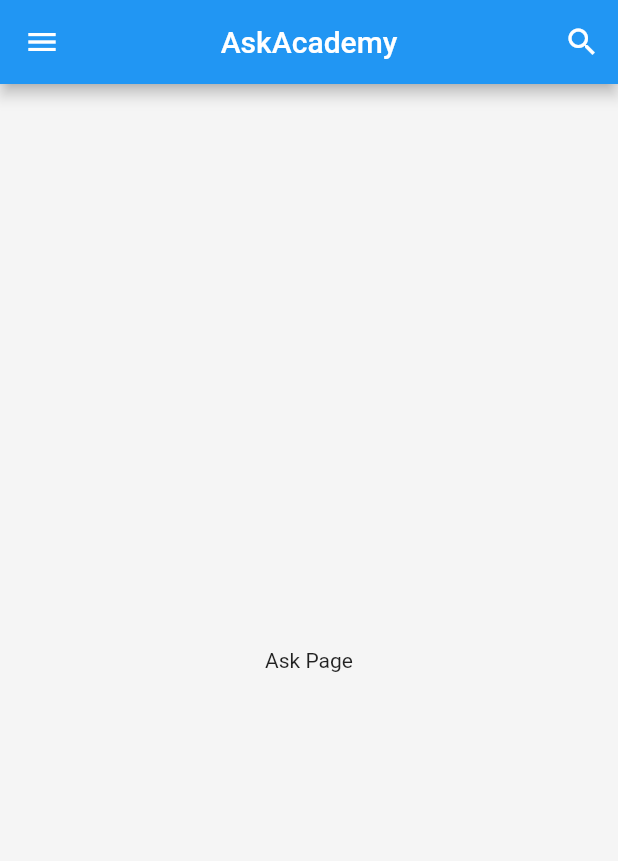
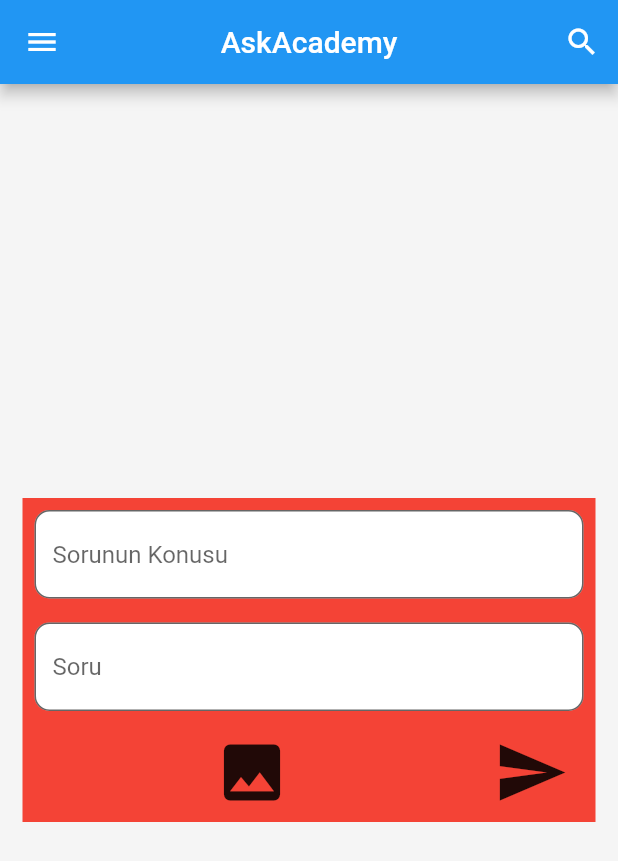
Before and after one commit to Morteza-Rezaei/f-38-app-jam, a Flutter app: the AskPage screen opened directly, on a phone screen of 412 x 824 dp. Shown: the top 861 px of the screen. Run offline on Flutter 3.47's test engine with Material 2 defaults, Android fonts, the phone set to English and light mode, and no system bars.

Commit message:
some-update

```diff
--- a/lib/components/forgot_pass_or_sign_up.dart
+++ b/lib/SignInAndSingUpComponents/button_forgot_pass_or_sign_up.dart
@@ -15,6 +15,8 @@
               thickness: 0.5,
             ),
           ),
+
+          // Note: this is a text for now, but it will be a button later
           Text('Şifremi Unuttum / Kayıt Ol',
               style: TextStyle(
                 color: Colors.grey,
--- a/lib/components/log_in_button.dart
+++ b/lib/SignInAndSingUpComponents/log_in_button.dart
@@ -1,3 +1,4 @@
+
 import 'package:flutter/material.dart';
 
 class LogInButton extends StatelessWidget {
--- a/lib/components/text_fields.dart
+++ b/lib/SignInAndSingUpComponents/text_field.dart
@@ -1,3 +1,4 @@
+
 // ignore_for_file: prefer_typing_uninitialized_variables
 
 import 'package:flutter/material.dart';
@@ -33,6 +34,9 @@
           fillColor: Colors.white,
           filled: true,
           hintText: hintText,
+          hintStyle: const TextStyle(
+            color: Colors.grey,
+          ),
         ),
       ),
     );
--- a/lib/view/ask_page.dart
+++ b/lib/view/ask_page.dart
@@ -17,8 +17,79 @@
       drawer: const DrawerBar(),
 
       // body
-      body: const Center(
-        child: Text('Ask Page'),
+      body: Center(
+        child: SingleChildScrollView(
+          child: Column(
+            children: [
+              Padding(
+                padding: const EdgeInsets.all(15.0),
+                child: Container(
+                  color: Colors.red,
+                  child: Column(children: [
+                    Padding(
+                      padding: const EdgeInsets.all(8.0),
+                      child: SizedBox(
+                        child: TextField(
+                          decoration: InputDecoration(
+                            hintText: "Sorunun Konusu",
+                            filled: true,
+                            fillColor: Colors.white,
+                            border: OutlineInputBorder(
+                              borderRadius:
+                                  BorderRadius.all(Radius.circular(10)),
+                            ),
+                          ),
+                        ),
+                      ),
+                    ),
+                    Padding(
+                      padding: const EdgeInsets.all(8.0),
+                      child: SizedBox(
+                        child: TextField(
+                          cursorHeight: 400,
+                          decoration: InputDecoration(
+                            hintText: "Soru",
+                            filled: true,
+                            fillColor: Colors.white,
+                            border: OutlineInputBorder(
+                              borderRadius:
+                                  BorderRadius.all(Radius.circular(10)),
+                            ),
+                          ),
+                        ),
+                      ),
+                    ),
+                    Row(
+                      children: [
+                        Spacer(),
+                        SizedBox(
+                            child: Icon(
+                          Icons.photo,
+                          size: 50,
+                        )),
+                        Spacer(),
+                        Padding(
+                          padding: const EdgeInsets.only(right: 10),
+                          child: SizedBox(
+                            child: IconButton(
+                              icon: Icon(
+                                Icons.send,
+                              ),
+                              iconSize: 50,
+                              onPressed: () {
+                                print("tıklandı");
+                              },
+                            ),
+                          ),
+                        )
+                      ],
+                    ),
+                  ]),
+                ),
+              ),
+            ],
+          ),
+        ),
       ),
     );
   }
--- a/lib/view/login_view.dart
+++ b/lib/view/login_view.dart
@@ -1,6 +1,6 @@
-import 'package:f_38_app_jam/components/forgot_pass_or_sign_up.dart';
-import 'package:f_38_app_jam/components/log_in_button.dart';
-import 'package:f_38_app_jam/components/text_fields.dart';
+import 'package:f_38_app_jam/SignInAndSingUpComponents/text_field.dart';
+import 'package:f_38_app_jam/SignInAndSingUpComponents/button_forgot_pass_or_sign_up.dart';
+import 'package:f_38_app_jam/SignInAndSingUpComponents/log_in_button.dart';
 import 'package:f_38_app_jam/components/welcome_text.dart';
 import 'package:f_38_app_jam/view/home_page.dart';
 import 'package:flutter/material.dart';
```
